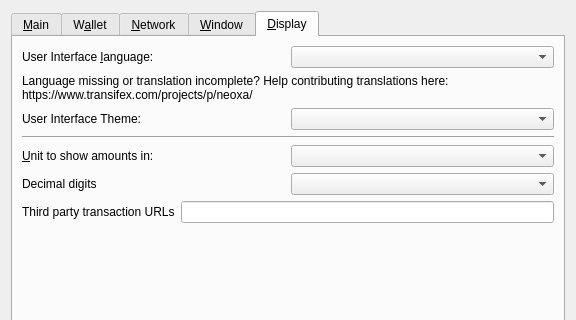
Old version of the form src/qt/forms/optionsdialog.ui in the repository BlackRavenNetwork/BlackRaven-V2; both pictures show x 0 to 576 and y 0 to 320 of the 576 by 463 pixel window.
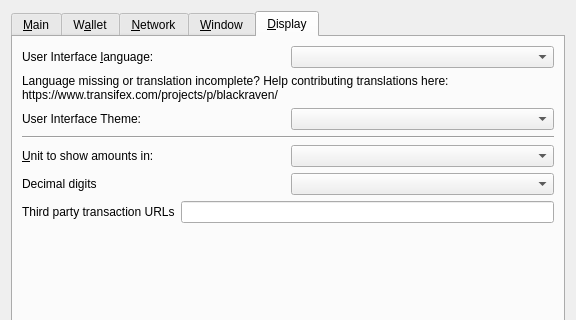
New version of the form. The open tabs and pages were chosen to show the change. Custom widgets are drawn as their Qt base class.

Commit message:
Scrub remaining Neoxa branding and align docs with BLKR v2.
Replace leftover neoxa strings (config, RPC help, Qt, build files),
rename consensus and unit-test symbols to blackraven*, rewrite README
for v2 economics, and add contrib/scrub-neoxa-strings.sh for future passes.

```diff
--- a/src/qt/forms/optionsdialog.ui
+++ b/src/qt/forms/optionsdialog.ui
@@ -713,7 +713,7 @@
          </property>
          <property name="text">
           <string>Language missing or translation incomplete? Help contributing translations here:
-https://www.transifex.com/projects/p/neoxa/</string>
+https://www.transifex.com/projects/p/blackraven/</string>
          </property>
          <property name="wordWrap">
           <bool>true</bool>
```
Left out of the diff: 6 changed lines with no effect on the pictures. The commit also changes 295 other files.
